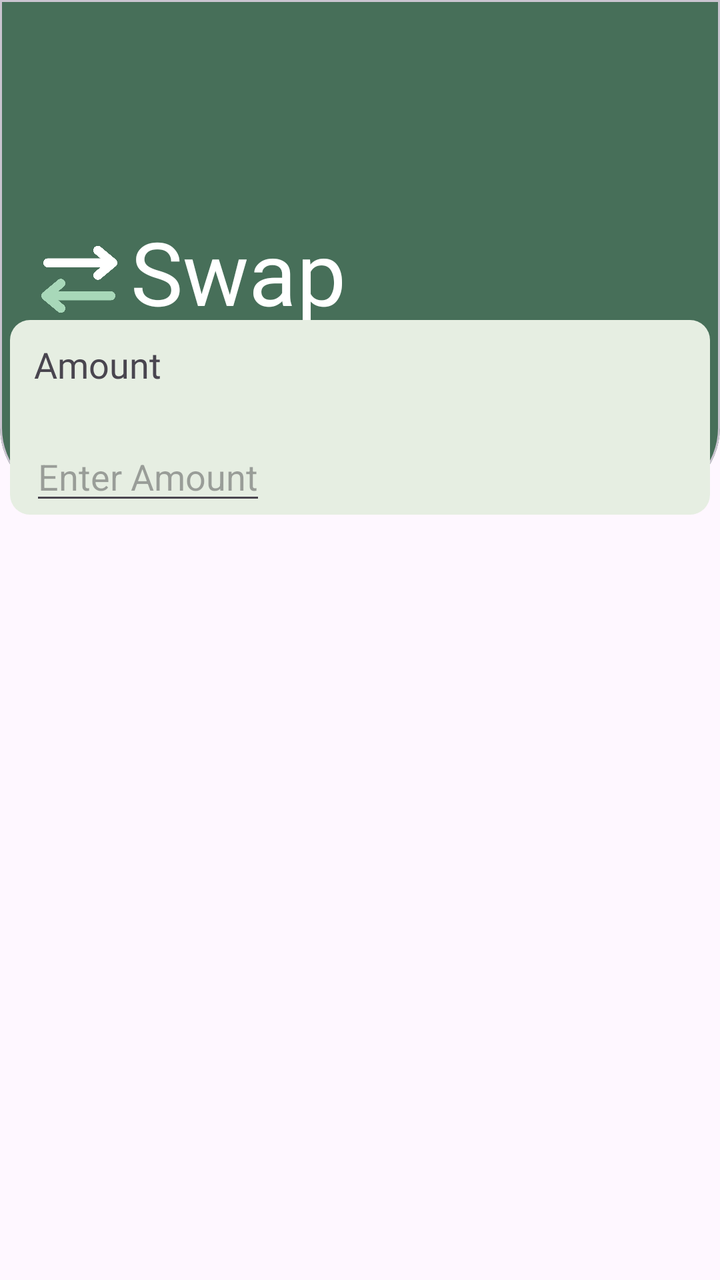
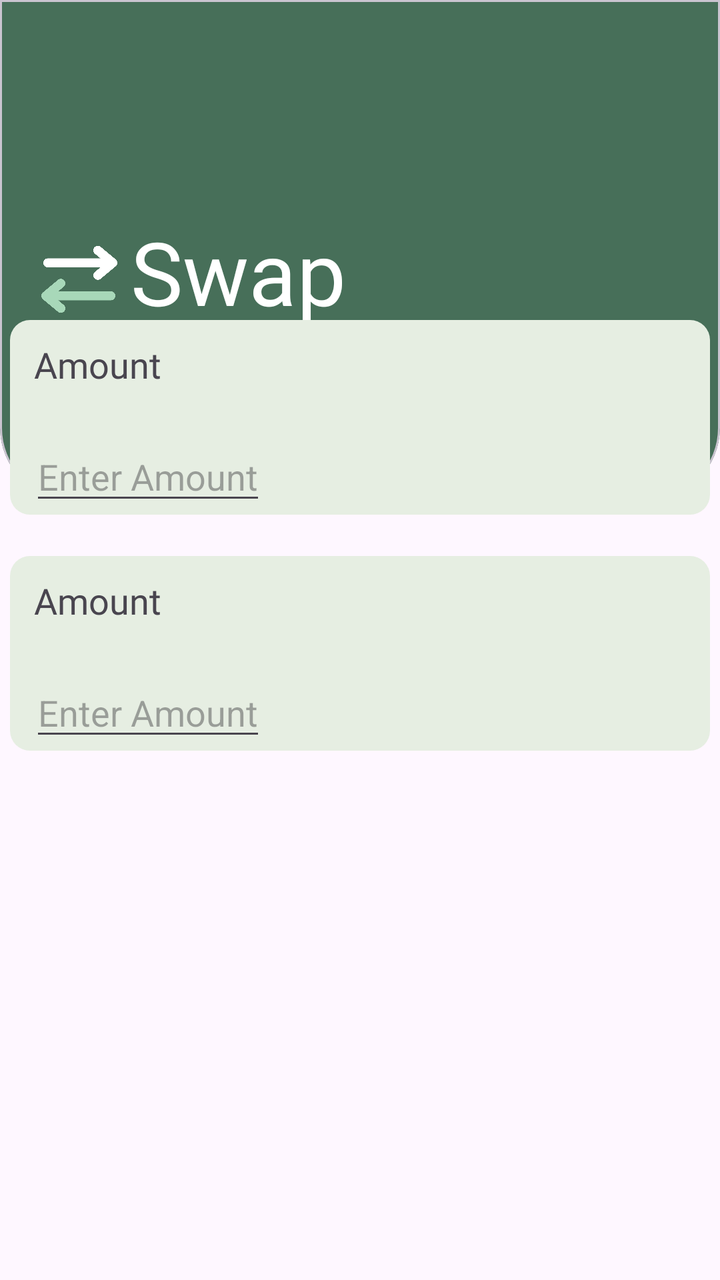

Before-and-after screenshots of an Android layout around one commit, followed by the original layout XML and the change that was made.
<!-- AndroidManifest.xml: application theme Theme.SWAP -->
<!-- res/layout/activity_converterpage.xml -->
<?xml version="1.0" encoding="utf-8"?>
<androidx.constraintlayout.widget.ConstraintLayout xmlns:android="http://schemas.android.com/apk/res/android"
    xmlns:app="http://schemas.android.com/apk/res-auto"
    xmlns:tools="http://schemas.android.com/tools"
    android:id="@+id/main"
    android:layout_width="match_parent"
    android:layout_height="match_parent"
    tools:context=".converterpage">

    <com.google.android.material.card.MaterialCardView
        android:layout_width="match_parent"
        android:layout_height="250dp"
        app:cardBackgroundColor="#476F59"
        app:cardElevation="0dp"
        app:shapeAppearanceOverlay="@style/BottomRoundedCard"
        app:layout_constraintEnd_toEndOf="parent"
        app:layout_constraintStart_toStartOf="parent"
        app:layout_constraintTop_toTopOf="parent" >
<androidx.constraintlayout.widget.ConstraintLayout
    android:layout_width="match_parent"
    android:layout_height="230dp">

    <ImageView
        android:layout_width="50dp"
        android:layout_height="90dp"
        android:src="@drawable/swaplogo9"
        app:layout_constraintBottom_toBottomOf="@+id/textView2"
        app:layout_constraintEnd_toStartOf="@+id/textView"
        app:layout_constraintHorizontal_bias="0.842"
        app:layout_constraintStart_toStartOf="parent"
        app:layout_constraintTop_toTopOf="parent"
        app:layout_constraintVertical_bias="0.926" />

    <TextView
        android:id="@+id/textView"
        android:layout_width="wrap_content"
        android:layout_height="wrap_content"
        android:fontFamily="@font/uncial_antiqua"
        android:text="Swap"
        android:textColor="#ffffff"
        android:textSize="44sp"
        app:layout_constraintBottom_toBottomOf="parent"
        app:layout_constraintEnd_toEndOf="parent"
        app:layout_constraintHorizontal_bias="0.238"
        app:layout_constraintStart_toStartOf="parent"
        app:layout_constraintTop_toTopOf="parent"
        app:layout_constraintVertical_bias="0.561" />

    <TextView
        android:id="@+id/textView2"
        android:layout_width="wrap_content"
        android:layout_height="wrap_content"
        android:layout_marginTop="8dp"
        android:fontFamily="sans-serif-smallcaps"
        android:text="Convert in a tap, with live rates"
        android:textColor="#ffffff"
        android:textSize="15sp"
        app:layout_constraintBottom_toBottomOf="parent"
        app:layout_constraintEnd_toEndOf="parent"
        app:layout_constraintHorizontal_bias="0.092"
        app:layout_constraintStart_toStartOf="parent"
        app:layout_constraintTop_toBottomOf="@+id/textView"
        app:layout_constraintVertical_bias="0.0" />
</androidx.constraintlayout.widget.ConstraintLayout>


    </com.google.android.material.card.MaterialCardView>

    <androidx.constraintlayout.widget.ConstraintLayout
        android:layout_width="350dp"
        android:layout_height="400dp"
        app:layout_constraintBottom_toBottomOf="parent"
        app:layout_constraintEnd_toEndOf="parent"
        app:layout_constraintHorizontal_bias="0.491"
        app:layout_constraintStart_toStartOf="parent"
        app:layout_constraintTop_toTopOf="parent"
        app:layout_constraintVertical_bias="0.667" >
        <LinearLayout
            android:layout_width="match_parent"
            android:layout_height="wrap_content"
            android:orientation="vertical"
            android:background="@drawable/card1"
            >

            <TextView
                android:layout_width="wrap_content"
                android:layout_height="48dp"
                android:layout_marginStart="10dp"
                android:layout_marginTop="8dp"
                android:fontFamily="@font/bungee"
                android:padding="2dp"
                android:text="Amount"
                android:textSize="18sp"
                 />

            <EditText
                android:layout_width="wrap_content"
                android:layout_height="wrap_content"
                android:layout_marginStart="10dp"
                android:cursorVisible="false"
                android:hint="Enter Amount" />
        </LinearLayout>
    </androidx.constraintlayout.widget.ConstraintLayout>

</androidx.constraintlayout.widget.ConstraintLayout>
<!-- resources referenced by this layout -->
<resources>
  <!-- drawable card1 (drawable) -->
  <?xml version="1.0" encoding="utf-8"?>
  <shape xmlns:android="http://schemas.android.com/apk/res/android">
  
     <solid
         android:color="#E6EEE2"/>
      <corners
          android:radius="10dp"/>
  
  </shape>
  <!-- drawable swaplogo9: png bitmap (drawable, 23593 bytes) -->
  <style name="BottomRoundedCard">
          <item name="cornerFamily">rounded</item>
          <item name="cornerSizeTopLeft">0dp</item>
          <item name="cornerSizeTopRight">0dp</item>
          <item name="cornerSizeBottomLeft">36dp</item>
          <item name="cornerSizeBottomRight">36dp</item>
      </style>
  <style name="Theme.SWAP" parent="Base.Theme.SWAP" />
  <style name="Base.Theme.SWAP" parent="Theme.Material3.DayNight.NoActionBar">
          
          
      </style>
</resources>

<!-- the commit's change to res/layout/activity_converterpage.xml (unified diff, before → after) -->
@@ -75,12 +75,16 @@
         app:layout_constraintStart_toStartOf="parent"
         app:layout_constraintTop_toTopOf="parent"
         app:layout_constraintVertical_bias="0.667" >
+
         <LinearLayout
+            android:id="@+id/linearLayout"
             android:layout_width="match_parent"
             android:layout_height="wrap_content"
+            android:background="@drawable/card1"
             android:orientation="vertical"
-            android:background="@drawable/card1"
-            >
+            app:layout_constraintEnd_toEndOf="parent"
+            app:layout_constraintStart_toStartOf="parent"
+            app:layout_constraintTop_toTopOf="parent">
 
             <TextView
                 android:layout_width="wrap_content"
@@ -90,8 +94,7 @@
                 android:fontFamily="@font/bungee"
                 android:padding="2dp"
                 android:text="Amount"
-                android:textSize="18sp"
-                 />
+                android:textSize="18sp" />
 
             <EditText
                 android:layout_width="wrap_content"
@@ -100,6 +103,38 @@
                 android:cursorVisible="false"
                 android:hint="Enter Amount" />
         </LinearLayout>
+
+        <LinearLayout
+            android:layout_width="match_parent"
+            android:layout_height="wrap_content"
+            android:background="@drawable/card1"
+
+            android:orientation="vertical"
+            app:layout_constraintBottom_toBottomOf="parent"
+            app:layout_constraintEnd_toEndOf="parent"
+            app:layout_constraintHorizontal_bias="0.0"
+            app:layout_constraintStart_toStartOf="parent"
+            app:layout_constraintTop_toBottomOf="@+id/linearLayout"
+            app:layout_constraintVertical_bias="0.101">
+
+            <TextView
+                android:layout_width="wrap_content"
+                android:layout_height="48dp"
+                android:layout_marginStart="10dp"
+                android:layout_marginTop="8dp"
+                android:fontFamily="@font/bungee"
+                android:padding="2dp"
+                android:text="Amount"
+                android:textSize="18sp" />
+
+            <EditText
+                android:layout_width="wrap_content"
+                android:layout_height="wrap_content"
+                android:layout_marginStart="10dp"
+                android:cursorVisible="false"
+                android:hint="Enter Amount" />
+        </LinearLayout>
+
     </androidx.constraintlayout.widget.ConstraintLayout>
 
 </androidx.constraintlayout.widget.ConstraintLayout>
